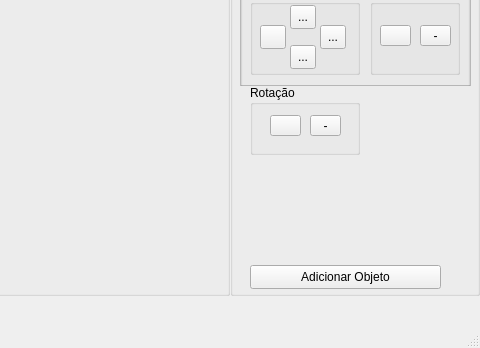
First picture: the form in UI/MainWindow.ui, repository ricardofachini/trabalho1-transformada-viewport, before the edit; both pictures show x 320 to 800 and y 265 to 613 of the 800 by 613 pixel window.
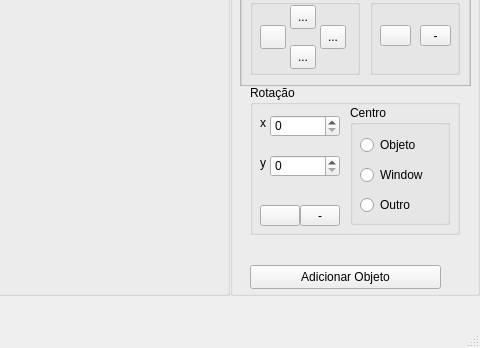
Second picture: the form after the edit. Icons and pictures are not drawn.

Commit message: Rotacionando em volta do centro da Window e de um ponto definido pelo usuário.

The edit to the form file:
```diff
--- a/UI/MainWindow.ui
+++ b/UI/MainWindow.ui
@@ -269,8 +269,8 @@
       <rect>
        <x>20</x>
        <y>340</y>
-       <width>110</width>
-       <height>70</height>
+       <width>210</width>
+       <height>150</height>
       </rect>
      </property>
      <property name="title">
@@ -279,9 +279,9 @@
      <widget class="QToolButton" name="rotateRightButton">
       <property name="geometry">
        <rect>
-        <x>60</x>
-        <y>30</y>
-        <width>31</width>
+        <x>50</x>
+        <y>120</y>
+        <width>40</width>
         <height>21</height>
        </rect>
       </property>
@@ -305,9 +305,9 @@
      <widget class="QToolButton" name="rotateLeftButton">
       <property name="geometry">
        <rect>
-        <x>20</x>
-        <y>30</y>
-        <width>31</width>
+        <x>10</x>
+        <y>120</y>
+        <width>40</width>
         <height>21</height>
        </rect>
       </property>
@@ -328,6 +328,110 @@
         <normaloff>:/images/rotate-left.png</normaloff>:/images/rotate-left.png</iconset>
       </property>
      </widget>
+     <widget class="QGroupBox" name="groupRotationCen">
+      <property name="geometry">
+       <rect>
+        <x>100</x>
+        <y>20</y>
+        <width>100</width>
+        <height>120</height>
+       </rect>
+      </property>
+      <property name="title">
+       <string>Centro</string>
+      </property>
+      <widget class="QRadioButton" name="radioObject">
+       <property name="geometry">
+        <rect>
+         <x>10</x>
+         <y>30</y>
+         <width>89</width>
+         <height>20</height>
+        </rect>
+       </property>
+       <property name="text">
+        <string>Objeto</string>
+       </property>
+      </widget>
+      <widget class="QRadioButton" name="radioWindow">
+       <property name="geometry">
+        <rect>
+         <x>10</x>
+         <y>60</y>
+         <width>89</width>
+         <height>20</height>
+        </rect>
+       </property>
+       <property name="text">
+        <string>Window</string>
+       </property>
+      </widget>
+      <widget class="QRadioButton" name="radioOther">
+       <property name="geometry">
+        <rect>
+         <x>10</x>
+         <y>90</y>
+         <width>89</width>
+         <height>20</height>
+        </rect>
+       </property>
+       <property name="text">
+        <string>Outro</string>
+       </property>
+      </widget>
+     </widget>
+     <widget class="QSpinBox" name="spinBoxCenX">
+      <property name="geometry">
+       <rect>
+        <x>20</x>
+        <y>30</y>
+        <width>70</width>
+        <height>22</height>
+       </rect>
+      </property>
+      <property name="maximum">
+       <number>9999</number>
+      </property>
+     </widget>
+     <widget class="QSpinBox" name="spinBoxCenY">
+      <property name="geometry">
+       <rect>
+        <x>20</x>
+        <y>70</y>
+        <width>70</width>
+        <height>22</height>
+       </rect>
+      </property>
+      <property name="maximum">
+       <number>9999</number>
+      </property>
+     </widget>
+     <widget class="QLabel" name="labelCenX">
+      <property name="geometry">
+       <rect>
+        <x>10</x>
+        <y>30</y>
+        <width>10</width>
+        <height>16</height>
+       </rect>
+      </property>
+      <property name="text">
+       <string>x</string>
+      </property>
+     </widget>
+     <widget class="QLabel" name="labelCenY">
+      <property name="geometry">
+       <rect>
+        <x>10</x>
+        <y>70</y>
+        <width>10</width>
+        <height>16</height>
+       </rect>
+      </property>
+      <property name="text">
+       <string>y</string>
+      </property>
+     </widget>
     </widget>
    </widget>
    <widget class="QGroupBox" name="groupBox_5">
```
Left out of the diff: 2 changed lines with no effect on the pictures. The commit also changes 4 other files.
